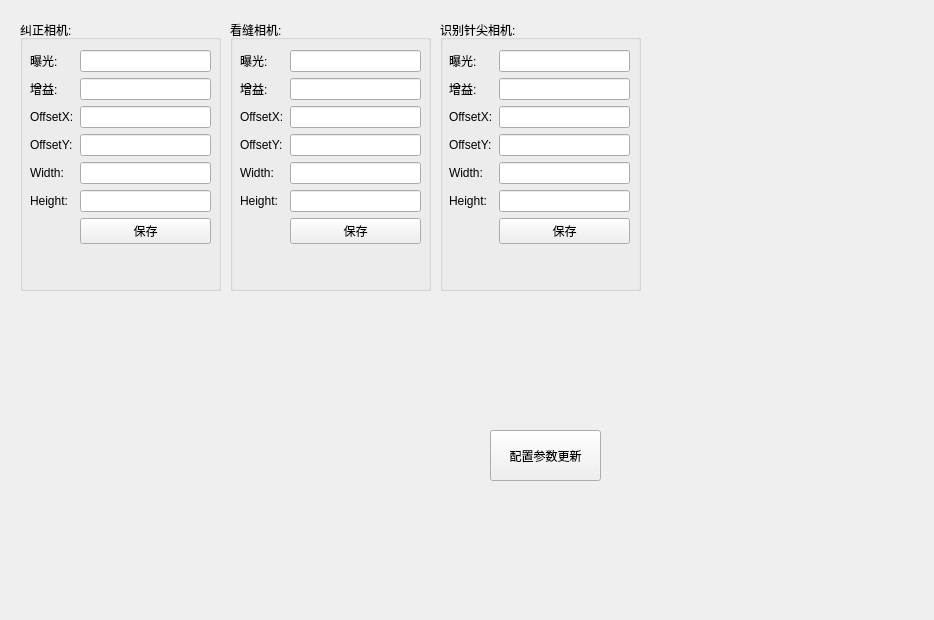
Qt form weldroidProject/src/UI/XindeBao/preferences.ui (295924038/robotics) before a commit.
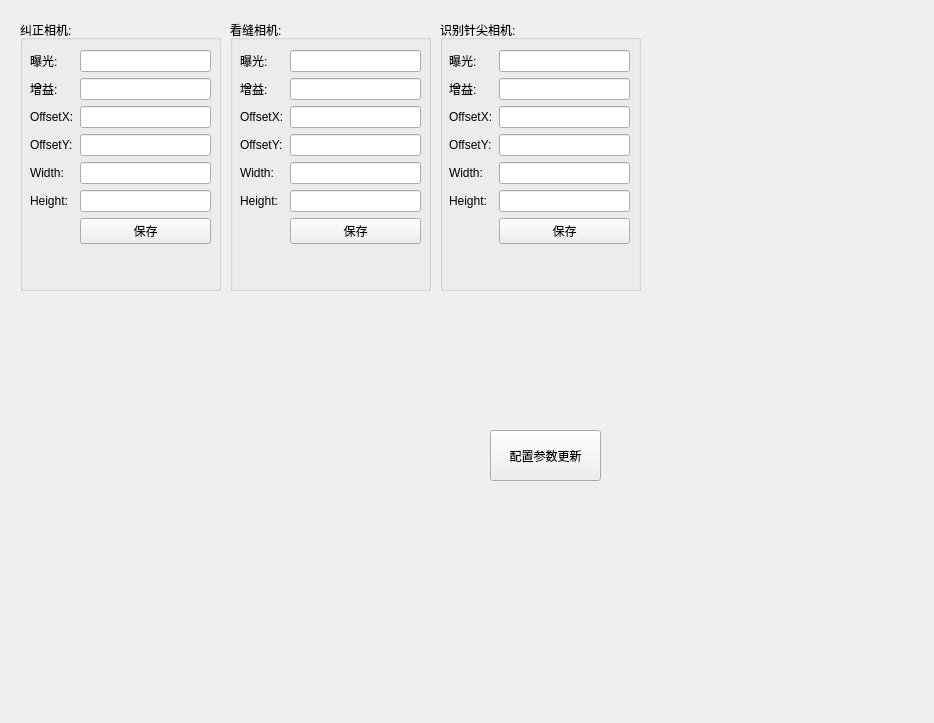
The same form after that commit.

```diff
--- a/weldroidProject/src/UI/XindeBao/preferences.ui
+++ b/weldroidProject/src/UI/XindeBao/preferences.ui
@@ -7,7 +7,7 @@
     <x>0</x>
     <y>0</y>
     <width>934</width>
-    <height>620</height>
+    <height>723</height>
    </rect>
   </property>
   <property name="windowTitle">
```
